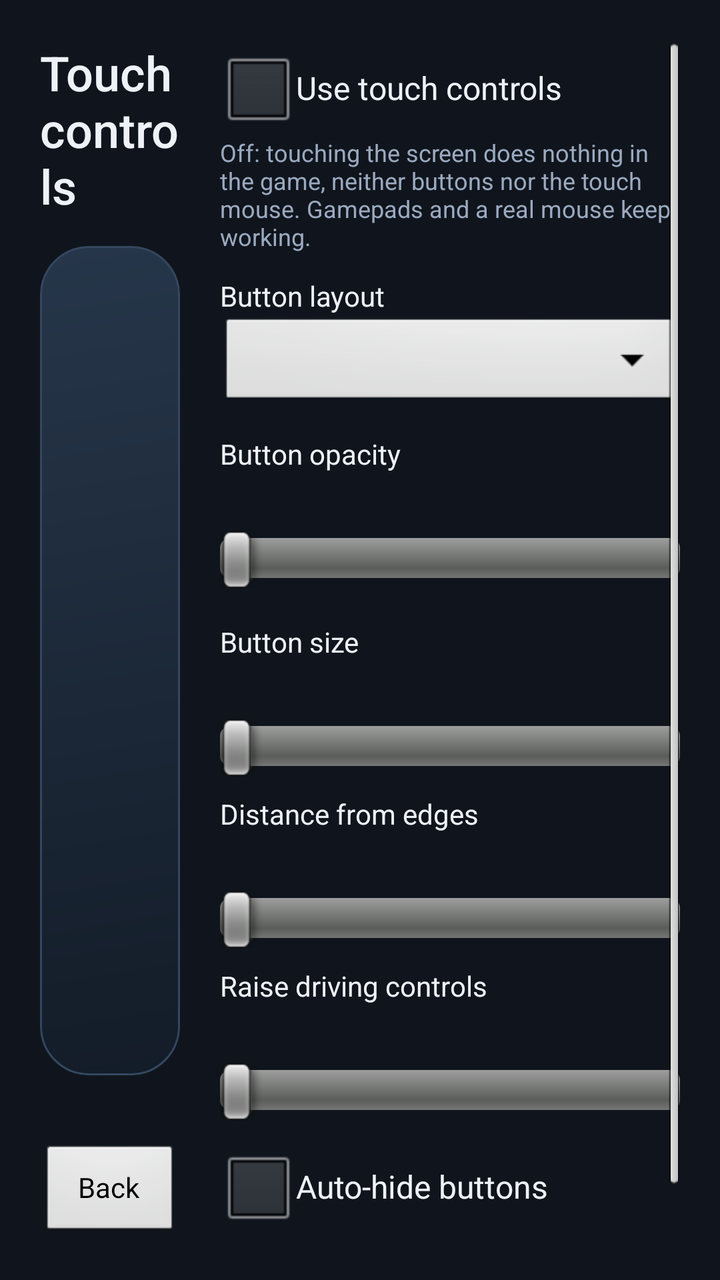
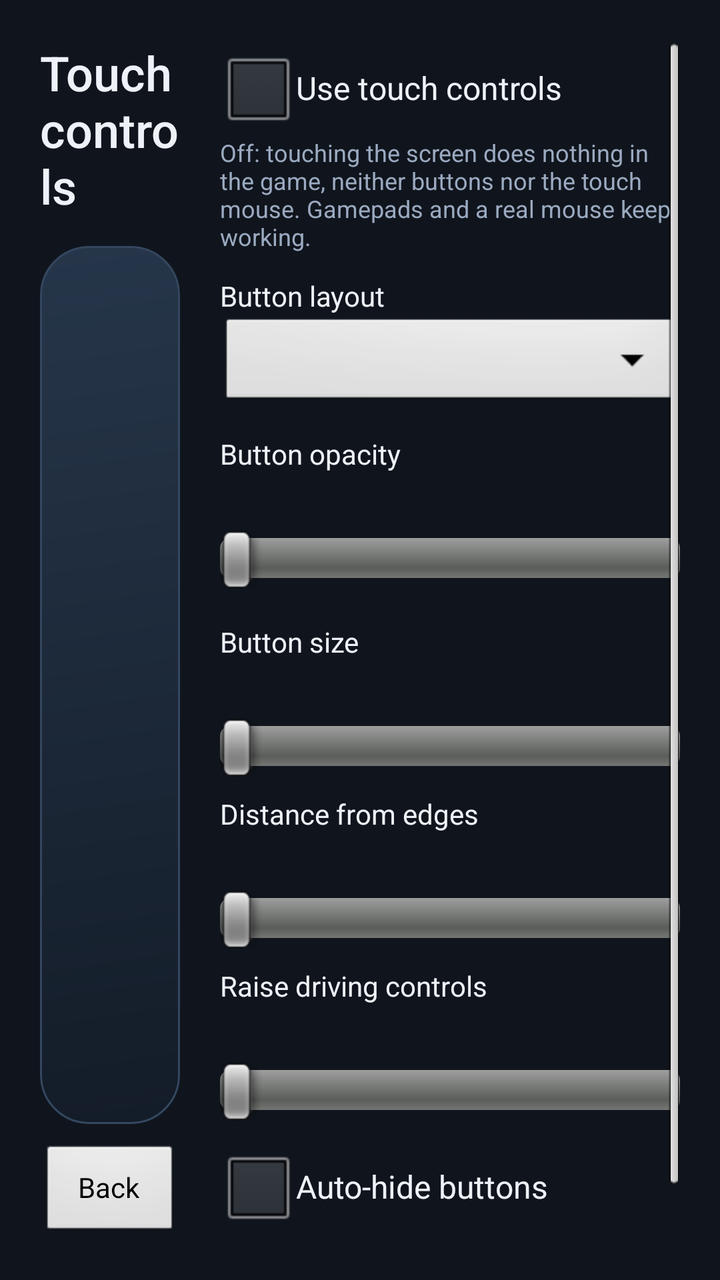

Before-and-after screenshots of an Android layout around one commit, followed by the original layout XML and the change that was made.
<!-- AndroidManifest.xml: application theme AppTheme -->
<!-- res/layout/activity_touch_controls.xml -->
<LinearLayout xmlns:android="http://schemas.android.com/apk/res/android" android:layout_width="match_parent" android:layout_height="match_parent" android:orientation="horizontal" android:padding="20dp" android:background="@color/ui_background">
 <LinearLayout android:layout_width="0dp" android:layout_weight="1" android:layout_height="match_parent" android:orientation="vertical" android:layout_marginRight="20dp">
  <TextView android:layout_width="match_parent" android:layout_height="wrap_content" android:text="@string/touch_settings" android:textColor="@color/ui_text" android:textSize="24sp" android:fontFamily="sans-serif-medium"/>
  <FrameLayout android:id="@+id/touch_preview" android:layout_width="match_parent" android:layout_height="0dp" android:layout_weight="1" android:layout_marginTop="14dp" android:background="@drawable/ui_hero" android:clipToOutline="true"/>
  <TextView android:id="@+id/touch_layout_note" android:layout_width="match_parent" android:layout_height="wrap_content" android:layout_marginTop="8dp" android:textColor="@color/ui_muted" android:textSize="12sp"/>
  <LinearLayout android:layout_width="match_parent" android:layout_height="48dp" android:layout_marginTop="10dp" android:orientation="horizontal">
   <Button android:id="@+id/back_button" android:layout_width="wrap_content" android:minWidth="96dp" android:layout_height="match_parent" android:text="@string/back_to_launcher" android:maxLines="1" android:ellipsize="end"/>
   <Button android:id="@id/edit_touch_layout" android:layout_width="0dp" android:layout_weight="1" android:layout_height="match_parent" android:layout_marginLeft="10dp" android:text="@string/edit_touch_layout" android:maxLines="1" android:ellipsize="end" android:autoSizeTextType="uniform" android:autoSizeMinTextSize="10sp" android:autoSizeMaxTextSize="14sp"/>
   <Button android:id="@+id/touch_keys_button" android:layout_width="0dp" android:layout_weight="1" android:layout_height="match_parent" android:layout_marginLeft="10dp" android:text="@string/touch_keys_button" android:maxLines="1" android:ellipsize="end" android:autoSizeTextType="uniform" android:autoSizeMinTextSize="10sp" android:autoSizeMaxTextSize="14sp"/>
  </LinearLayout>
 </LinearLayout>
 <ScrollView android:layout_width="230dp" android:layout_height="match_parent">
  <LinearLayout android:id="@+id/touch_options" android:layout_width="match_parent" android:layout_height="wrap_content" android:orientation="vertical">
   <CheckBox android:id="@+id/touch_enabled_check" android:layout_width="match_parent" android:layout_height="wrap_content" android:text="@string/pref_touch_enabled" android:textColor="@color/ui_text"/>
   <TextView android:layout_width="match_parent" android:layout_height="wrap_content" android:layout_marginBottom="12dp" android:text="@string/touch_enabled_note" android:textColor="@color/ui_muted" android:textSize="12sp"/>
   <TextView android:layout_width="match_parent" android:layout_height="wrap_content" android:text="@string/touch_layout_label" android:textColor="@color/ui_text"/>
   <Spinner android:id="@+id/touch_layout_spinner" android:layout_width="match_parent" android:layout_height="48dp"/>
   <TextView android:layout_width="match_parent" android:layout_height="wrap_content" android:layout_marginTop="12dp" android:text="@string/opacity_label" android:textColor="@color/ui_text"/>
   <TextView android:id="@+id/opacity_value" android:layout_width="wrap_content" android:layout_height="wrap_content" android:textColor="@color/ui_accent"/>
   <SeekBar android:id="@+id/opacity_seek" android:layout_width="match_parent" android:layout_height="48dp"/>
   <TextView android:layout_width="match_parent" android:layout_height="wrap_content" android:layout_marginTop="8dp" android:text="@string/size_label" android:textColor="@color/ui_text"/>
   <TextView android:id="@+id/size_value" android:layout_width="wrap_content" android:layout_height="wrap_content" android:textColor="@color/ui_accent"/>
   <SeekBar android:id="@+id/size_seek" android:layout_width="match_parent" android:layout_height="48dp"/>
   <TextView android:layout_width="match_parent" android:layout_height="wrap_content" android:text="@string/touch_edge_label" android:textColor="@color/ui_text"/>
   <TextView android:id="@+id/edge_value" android:layout_width="wrap_content" android:layout_height="wrap_content" android:textColor="@color/ui_accent"/>
   <SeekBar android:id="@+id/edge_seek" android:layout_width="match_parent" android:layout_height="48dp"/>
   <TextView android:layout_width="match_parent" android:layout_height="wrap_content" android:text="@string/touch_raise_label" android:textColor="@color/ui_text"/>
   <TextView android:id="@+id/raise_value" android:layout_width="wrap_content" android:layout_height="wrap_content" android:textColor="@color/ui_accent"/>
   <SeekBar android:id="@+id/raise_seek" android:layout_width="match_parent" android:layout_height="48dp"/>
   <CheckBox android:id="@+id/auto_hide_check" android:layout_width="match_parent" android:layout_height="wrap_content" android:text="@string/touch_dim_label" android:textColor="@color/ui_text"/>
   <TextView android:layout_width="match_parent" android:layout_height="wrap_content" android:text="@string/touch_dim_note" android:textColor="@color/ui_muted" android:textSize="12sp"/>
  </LinearLayout>
 </ScrollView>
</LinearLayout>
<!-- resources referenced by this layout -->
<resources>
  <color name="ui_accent">#F4B664</color>
  <color name="ui_background">#10151D</color>
  <color name="ui_muted">#9BAAC0</color>
  <color name="ui_text">#EEF2F8</color>
  <!-- drawable ui_hero (drawable) -->
  <shape xmlns:android="http://schemas.android.com/apk/res/android">
      <gradient android:startColor="#26364A" android:endColor="#131C28" android:angle="315"/>
      <corners android:radius="24dp"/>
      <stroke android:width="1dp" android:color="#34475F"/>
  </shape>
  <string name="back_to_launcher">Back</string>
  <string name="edit_touch_layout">Edit positions &amp; touch zones</string>
  <string name="opacity_label">Button opacity</string>
  <string name="pref_touch_enabled">Use touch controls</string>
  <string name="size_label">Button size</string>
  <string name="touch_dim_label">Auto-hide buttons</string>
  <string name="touch_dim_note">Starts after all fingers lift. Hidden controls respond immediately.</string>
  <string name="touch_edge_label">Distance from edges</string>
  <string name="touch_enabled_note">Off: touching the screen does nothing in the game, neither buttons nor the touch mouse. Gamepads and a real mouse keep working.</string>
  <string name="touch_keys_button">Keys</string>
  <string name="touch_layout_label">Button layout</string>
  <string name="touch_raise_label">Raise driving controls</string>
  <string name="touch_settings">Touch controls</string>
  <style name="AppTheme" parent="android:Theme.NoTitleBar.Fullscreen">
          
      </style>
</resources>

<!-- the commit's change to res/layout/activity_touch_controls.xml (unified diff, before → after) -->
@@ -2,7 +2,6 @@
  <LinearLayout android:layout_width="0dp" android:layout_weight="1" android:layout_height="match_parent" android:orientation="vertical" android:layout_marginRight="20dp">
   <TextView android:layout_width="match_parent" android:layout_height="wrap_content" android:text="@string/touch_settings" android:textColor="@color/ui_text" android:textSize="24sp" android:fontFamily="sans-serif-medium"/>
   <FrameLayout android:id="@+id/touch_preview" android:layout_width="match_parent" android:layout_height="0dp" android:layout_weight="1" android:layout_marginTop="14dp" android:background="@drawable/ui_hero" android:clipToOutline="true"/>
-  <TextView android:id="@+id/touch_layout_note" android:layout_width="match_parent" android:layout_height="wrap_content" android:layout_marginTop="8dp" android:textColor="@color/ui_muted" android:textSize="12sp"/>
   <LinearLayout android:layout_width="match_parent" android:layout_height="48dp" android:layout_marginTop="10dp" android:orientation="horizontal">
    <Button android:id="@+id/back_button" android:layout_width="wrap_content" android:minWidth="96dp" android:layout_height="match_parent" android:text="@string/back_to_launcher" android:maxLines="1" android:ellipsize="end"/>
    <Button android:id="@id/edit_touch_layout" android:layout_width="0dp" android:layout_weight="1" android:layout_height="match_parent" android:layout_marginLeft="10dp" android:text="@string/edit_touch_layout" android:maxLines="1" android:ellipsize="end" android:autoSizeTextType="uniform" android:autoSizeMinTextSize="10sp" android:autoSizeMaxTextSize="14sp"/>
